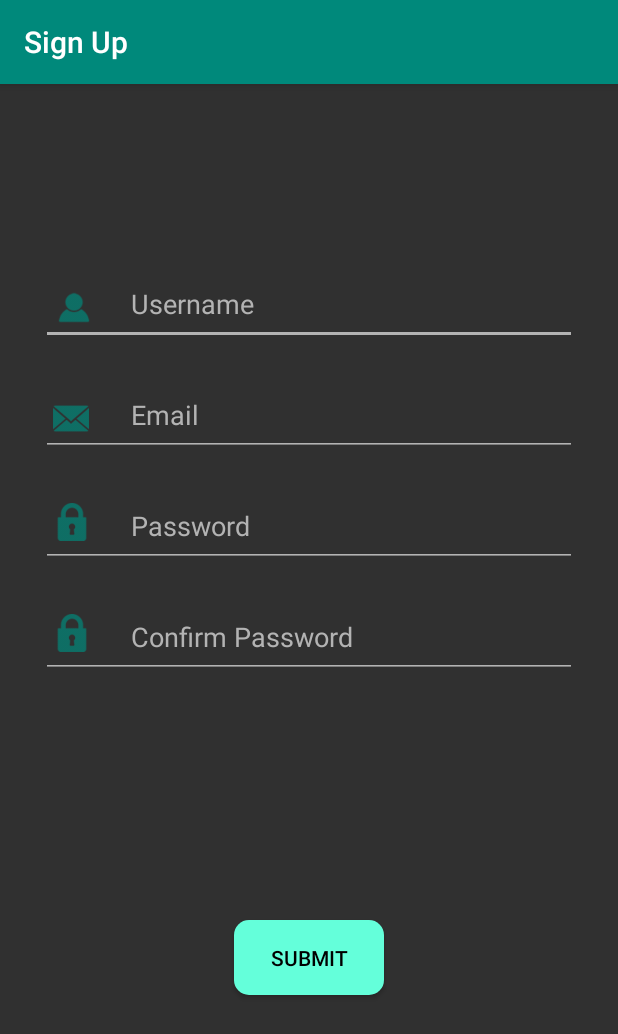
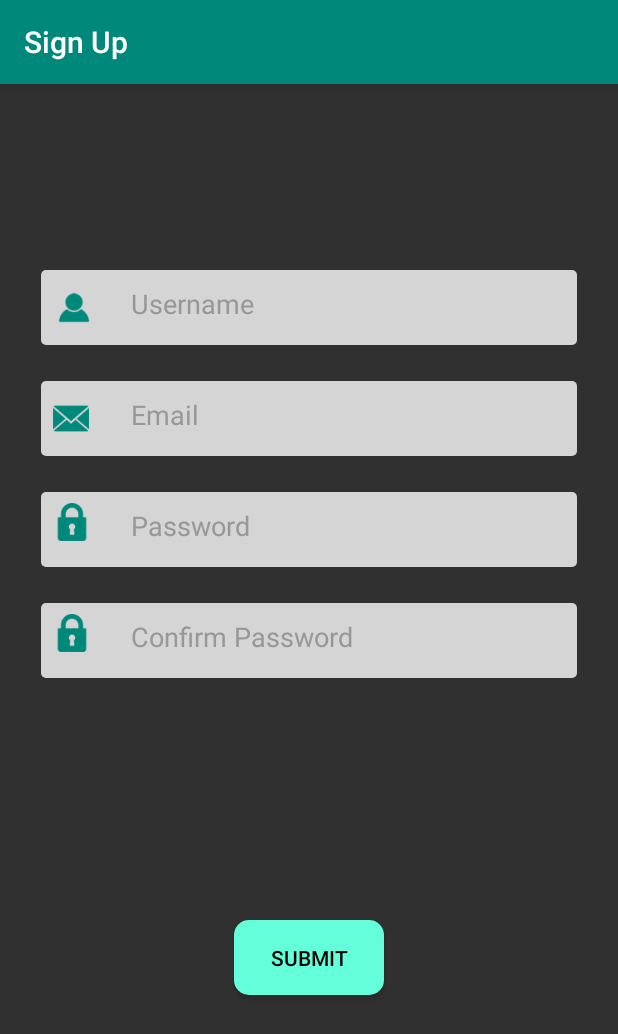
Before and after one commit to cnix3297/SimpleChefClone, an Android app: the screen it shows after launch (SignUpActivity), after a tap on "Sign Up!", on a phone screen of 412 x 824 dp. Shown: the top 1034 px of the screen. Run offline under Robolectric (Android 15) with nearby library versions, the phone set to English and light mode, and no system bars; our stand-ins replace Firebase (no records; nobody signed in at launch, a user with empty details on screens opened directly); pictures from the network do not load; 2 statements that could not run were skipped.

Commit message:
Visual changes to SignUp

```diff
--- /dev/null
+++ b/app/src/main/res/drawable-v24/edit_text_box.xml
@@ -0,0 +1,7 @@
+<?xml version="1.0" encoding="utf-8"?>
+<shape xmlns:android="http://schemas.android.com/apk/res/android"
+    android:shape="rectangle">
+    <solid android:color="@color/colorWhite" />
+    <corners
+        android:radius="3dp"/>
+</shape>
--- a/app/src/main/res/layout/activity_login.xml
+++ b/app/src/main/res/layout/activity_login.xml
@@ -148,7 +148,7 @@ tools:context=".ui.login.LoginActivity">
     android:layout_marginBottom="8dp"
     android:gravity="start"
     android:hint="@string/Email"
-    android:inputType="text"
+    android:inputType="textEmailAddress"
     android:paddingStart="60dp"
     android:paddingLeft="60dp"
     android:paddingTop="10dp"
--- a/app/src/main/res/layout/activity_sign_up.xml
+++ b/app/src/main/res/layout/activity_sign_up.xml
@@ -32,6 +32,7 @@ tools:context=".ui.login.SignUpActivity">
 
 <EditText
     android:id="@+id/editTextUsername"
+    android:alpha=".8"
     android:layout_width="0dp"
     android:layout_height="wrap_content"
     android:layout_marginStart="27dp"
@@ -39,7 +40,6 @@ tools:context=".ui.login.SignUpActivity">
     android:layout_marginTop="180dp"
     android:layout_marginEnd="27dp"
     android:layout_marginRight="27dp"
-    android:backgroundTint="@color/colorGrey"
     android:gravity="start"
     android:hint="@string/UsernameOnly"
     android:inputType="text"
@@ -52,6 +52,7 @@ tools:context=".ui.login.SignUpActivity">
     android:textColorHint="@color/colorGrey"
     android:textColor="@color/colorBlack"
     android:textSize="18sp"
+    android:background="@drawable/edit_text_box"
     app:layout_constraintEnd_toEndOf="parent"
     app:layout_constraintHorizontal_bias="1.0"
     app:layout_constraintStart_toStartOf="parent"
@@ -60,7 +61,6 @@ tools:context=".ui.login.SignUpActivity">
 
 <ImageView
     android:id="@+id/imageViewUserIcon"
-    android:alpha="0.7"
     android:layout_width="28dp"
     android:layout_height="28dp"
     android:layout_marginStart="8dp"
@@ -74,7 +74,7 @@ tools:context=".ui.login.SignUpActivity">
 
 <EditText
     android:id="@+id/textViewPassword2"
-    android:backgroundTint="@color/colorGrey"
+    android:alpha=".8"
     android:layout_width="0dp"
     android:layout_height="wrap_content"
     android:layout_marginStart="27dp"
@@ -94,13 +94,13 @@ tools:context=".ui.login.SignUpActivity">
     android:textColorHint="@color/colorGrey"
     android:textColor="@color/colorBlack"
     android:textSize="18sp"
+    android:background="@drawable/edit_text_box"
     app:layout_constraintEnd_toEndOf="parent"
     app:layout_constraintStart_toStartOf="parent"
     app:layout_constraintTop_toBottomOf="@+id/textViewPassword" />
 
 <ImageView
     android:id="@+id/imageViewLockIcon2"
-    android:alpha="0.7"
     android:layout_width="25dp"
     android:layout_height="25dp"
     android:layout_marginStart="8dp"
@@ -114,6 +114,7 @@ tools:context=".ui.login.SignUpActivity">
 
 <EditText
     android:id="@+id/textViewEmail"
+    android:alpha=".8"
     android:layout_width="0dp"
     android:layout_height="wrap_content"
     android:layout_marginStart="27dp"
@@ -121,7 +122,6 @@ tools:context=".ui.login.SignUpActivity">
     android:layout_marginTop="24dp"
     android:layout_marginEnd="27dp"
     android:layout_marginRight="27dp"
-    android:backgroundTint="@color/colorGrey"
     android:gravity="start"
     android:hint="@string/Email"
     android:inputType="textEmailAddress"
@@ -134,13 +134,14 @@ tools:context=".ui.login.SignUpActivity">
     android:textColorHint="@color/colorGrey"
     android:textColor="@color/colorBlack"
     android:textSize="18sp"
+    android:background="@drawable/edit_text_box"
     app:layout_constraintEnd_toEndOf="parent"
     app:layout_constraintStart_toStartOf="parent"
     app:layout_constraintTop_toBottomOf="@+id/editTextUsername" />
 
 <EditText
     android:id="@+id/textViewPassword"
-    android:backgroundTint="@color/colorGrey"
+    android:alpha=".8"
     android:layout_width="0dp"
     android:layout_height="wrap_content"
     android:layout_marginStart="27dp"
@@ -160,13 +161,13 @@ tools:context=".ui.login.SignUpActivity">
     android:textSize="18sp"
     android:textColorHint="@color/colorGrey"
     android:textColor="@color/colorBlack"
+    android:background="@drawable/edit_text_box"
     app:layout_constraintEnd_toEndOf="parent"
     app:layout_constraintStart_toStartOf="parent"
     app:layout_constraintTop_toBottomOf="@+id/textViewEmail" />
 
 <ImageView
     android:id="@+id/imageViewLockIcon"
-    android:alpha="0.7"
     android:layout_width="25dp"
     android:layout_height="25dp"
     android:layout_marginStart="8dp"
@@ -200,7 +201,6 @@ tools:context=".ui.login.SignUpActivity">
 
 <ImageView
     android:id="@+id/imageViewEmailIcon"
-    android:alpha="0.7"
     android:layout_width="24dp"
     android:layout_height="27dp"
     android:layout_marginStart="8dp"
```
